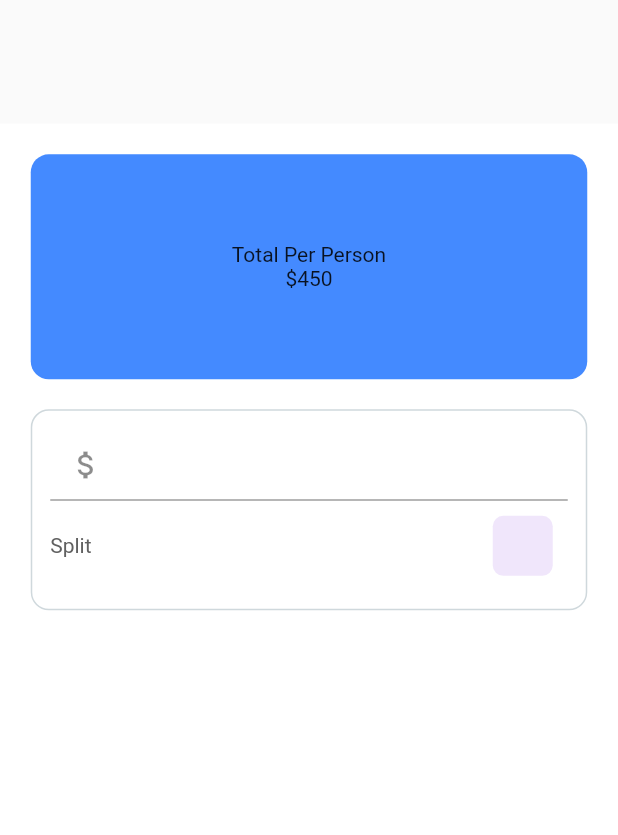
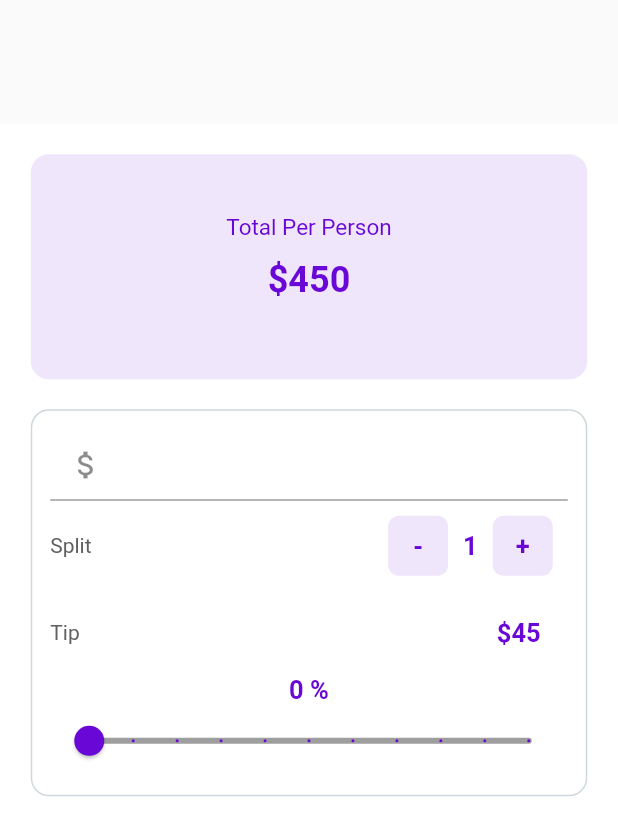
Before and after one commit to TheBilgeRat/flutter_dart_udemy, a Flutter app: the screen it shows after launch, on a phone screen of 412 x 824 dp. Shown: the top 835 px of the screen. Run offline on Flutter 3.47's test engine with Material 2 defaults, Android fonts, the phone set to English and light mode, and no system bars.

Commit message:
updated slider

```diff
--- a/hello_world/lib/ui/home.dart
+++ b/hello_world/lib/ui/home.dart
@@ -27,12 +27,30 @@ class _BillSplitterState extends State<BillSplitter> {
               width: 150,
               height: 150,
               decoration: BoxDecoration(
-                  color: Colors.blueAccent.shade200,
+                  color: _purple.withOpacity(0.1),
                   borderRadius: BorderRadius.circular(12.0)),
               child: Center(
                 child: Column(
                   mainAxisAlignment: MainAxisAlignment.center,
-                  children: [Text('Total Per Person'), Text('\$450')],
+                  children: [
+                    Text(
+                      'Total Per Person',
+                      style: TextStyle(
+                          fontWeight: FontWeight.normal,
+                          fontSize: 15.0,
+                          color: _purple),
+                    ),
+                    Padding(
+                      padding: const EdgeInsets.all(12.0),
+                      child: Text(
+                        '\$450',
+                        style: TextStyle(
+                            fontWeight: FontWeight.bold,
+                            fontSize: 24.0,
+                            color: _purple),
+                      ),
+                    )
+                  ],
                 ),
               ),
             ),
@@ -85,10 +103,86 @@ class _BillSplitterState extends State<BillSplitter> {
                                 margin: EdgeInsets.all(10.0),
                                 decoration: BoxDecoration(
                                     borderRadius: BorderRadius.circular(7.0),
-                                    color: _purple.withOpacity(0.1))),
+                                    color: _purple.withOpacity(0.1)),
+                                child: Center(
+                                  child: Text('-',
+                                      style: TextStyle(
+                                        color: _purple,
+                                        fontWeight: FontWeight.bold,
+                                        fontSize: 17.0,
+                                      )),
+                                )),
+                          ),
+                          Text('$_personCount',
+                              style: TextStyle(
+                                color: _purple,
+                                fontWeight: FontWeight.bold,
+                                fontSize: 17.0,
+                              )),
+                          InkWell(
+                            onTap: () {
+                              setState(() {
+                                _personCount++;
+                              });
+                            },
+                            child: Container(
+                                width: 40,
+                                height: 40,
+                                margin: EdgeInsets.all(10.0),
+                                decoration: BoxDecoration(
+                                    borderRadius: BorderRadius.circular(7.0),
+                                    color: _purple.withOpacity(0.1)),
+                                child: Center(
+                                  child: Text('+',
+                                      style: TextStyle(
+                                        color: _purple,
+                                        fontWeight: FontWeight.bold,
+                                        fontSize: 17.0,
+                                      )),
+                                )),
                           ),
                         ],
                       )
+                    ],
+                  ),
+                  Row(
+                    mainAxisAlignment: MainAxisAlignment.spaceBetween,
+                    children: [
+                      Text(
+                        'Tip',
+                        style: TextStyle(color: Colors.grey.shade700),
+                      ),
+                      Padding(
+                        padding: const EdgeInsets.all(18.0),
+                        child: Text(
+                          '\$45',
+                          style: TextStyle(
+                              color: _purple,
+                              fontWeight: FontWeight.bold,
+                              fontSize: 17.0),
+                        ),
+                      )
+                    ],
+                  ),
+                  Column(
+                    children: [
+                      Text('$_tipPercent %',
+                          style: TextStyle(
+                              color: _purple,
+                              fontWeight: FontWeight.bold,
+                              fontSize: 17.0)),
+                      Slider(
+                          min: 0,
+                          max: 100,
+                          activeColor: _purple,
+                          inactiveColor: Colors.grey,
+                          divisions: 10,
+                          value: _tipPercent.toDouble(),
+                          onChanged: (double val) {
+                            setState(() {
+                              _tipPercent = val.round();
+                            });
+                          })
                     ],
                   )
                 ],
```
